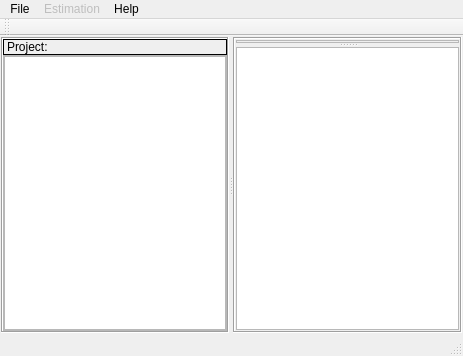
Qt form mainwindow.ui (PauloCarvalhoRJ/gammaray) before a commit.
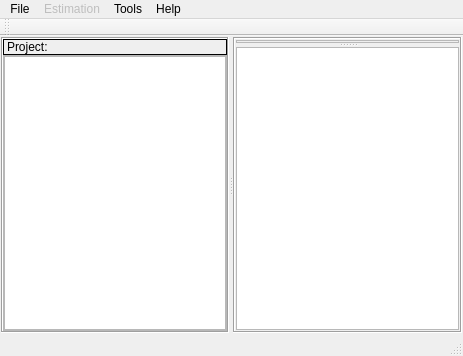
The same form after that commit. Icons and pictures are not drawn. Custom widgets are drawn as their Qt base class.

The edit to the form file:
```diff
--- a/mainwindow.ui
+++ b/mainwindow.ui
@@ -273,8 +273,15 @@
     <addaction name="actionIK_Post_processing"/>
     <addaction name="actionCokriging"/>
    </widget>
+   <widget class="QMenu" name="menuTools">
+    <property name="title">
+     <string>Tools</string>
+    </property>
+    <addaction name="actionImage_Jockey"/>
+   </widget>
    <addaction name="menuFile"/>
    <addaction name="menuEstimation"/>
+   <addaction name="menuTools"/>
    <addaction name="menuHelp"/>
   </widget>
   <widget class="QToolBar" name="mainToolBar">
```
Left out of the diff: 22 changed lines with no effect on the pictures.
